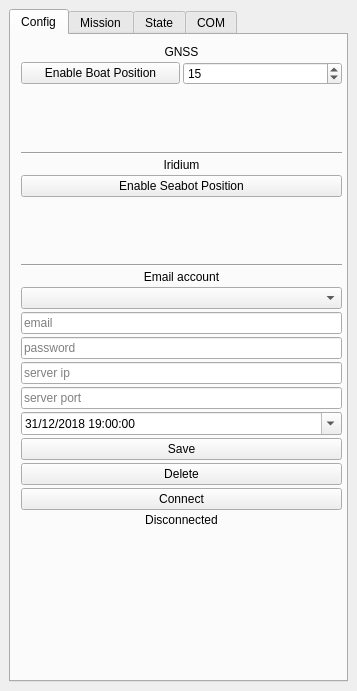
First picture: the form in tools/qgis/seabot/seabot_dockwidget_base.ui, repository ThomasLeMezo/seabot, before the edit.
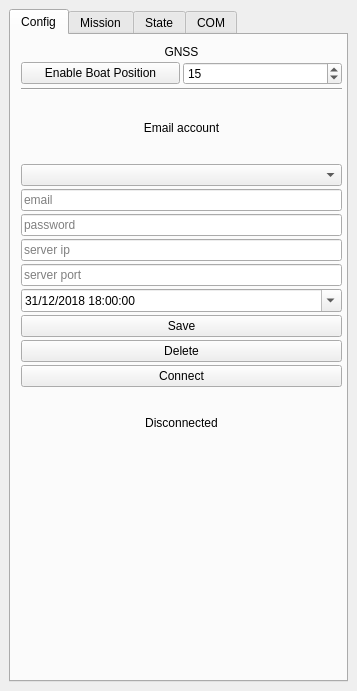
Second picture: the form after the edit. The open tabs and pages were chosen to show the change.

What changed in the file:
```diff
--- a/tools/qgis/seabot/seabot_dockwidget_base.ui
+++ b/tools/qgis/seabot/seabot_dockwidget_base.ui
@@ -99,10 +99,10 @@
           <x>10</x>
           <y>10</y>
           <width>321</width>
-          <height>482</height>
+          <height>411</height>
          </rect>
         </property>
-        <layout class="QVBoxLayout" name="verticalLayout_2" stretch="1,0,0,0,0,0,0,0,0,0,0,0,0,0,0,0,0,0,0">
+        <layout class="QVBoxLayout" name="verticalLayout_2" stretch="1,0,0,0,0,0,0,0,0,0,0,0,0,0">
          <property name="spacing">
           <number>3</number>
          </property>
@@ -191,19 +191,6 @@
            </item>
           </layout>
          </item>
-         <item>
-          <spacer name="verticalSpacer_2">
-           <property name="orientation">
-            <enum>Qt::Vertical</enum>
-           </property>
-           <property name="sizeHint" stdset="0">
-            <size>
-             <width>20</width>
-             <height>10</height>
-            </size>
-           </property>
-          </spacer>
-         </item>
          <item>
           <widget class="Line" name="line_2">
            <property name="orientation">
@@ -211,70 +198,6 @@
            </property>
           </widget>
          </item>
-         <item>
-          <widget class="QLabel" name="label_status_2">
-           <property name="sizePolicy">
-            <sizepolicy hsizetype="Minimum" vsizetype="Fixed">
-             <horstretch>0</horstretch>
-             <verstretch>0</verstretch>
-            </sizepolicy>
-           </property>
-           <property name="minimumSize">
-            <size>
-             <width>0</width>
-             <height>0</height>
-            </size>
-           </property>
-           <property name="maximumSize">
-            <size>
-             <width>16777215</width>
-             <height>16777215</height>
-            </size>
-           </property>
-           <property name="text">
-            <string>Iridium</string>
-           </property>
-           <property name="alignment">
-            <set>Qt::AlignCenter</set>
-           </property>
-          </widget>
-         </item>
-         <item>
-          <widget class="QPushButton" name="pushButton_seabot">
-           <property name="minimumSize">
-            <size>
-             <width>100</width>
-             <height>0</height>
-            </size>
-           </property>
-           <property name="text">
-            <string>Enable Seabot Position</string>
-           </property>
-           <property name="checkable">
-            <bool>true</bool>
-           </property>
-          </widget>
-         </item>
-         <item>
-          <spacer name="verticalSpacer">
-           <property name="orientation">
-            <enum>Qt::Vertical</enum>
-           </property>
-           <property name="sizeHint" stdset="0">
-            <size>
-             <width>20</width>
-             <height>10</height>
-            </size>
-           </property>
-          </spacer>
-         </item>
-         <item>
-          <widget class="Line" name="line">
-           <property name="orientation">
-            <enum>Qt::Horizontal</enum>
-           </property>
-          </widget>
-         </item>
          <item>
           <widget class="QLabel" name="label">
            <property name="text">
@@ -356,7 +279,7 @@
           <widget class="QDateTimeEdit" name="dateTimeEdit_last_sync">
            <property name="dateTime">
             <datetime>
-             <hour>19</hour>
+             <hour>18</hour>
              <minute>0</minute>
              <second>0</second>
              <year>2018</year>
@@ -366,7 +289,7 @@
            </property>
            <property name="minimumDateTime">
             <datetime>
-             <hour>17</hour>
+             <hour>16</hour>
              <minute>0</minute>
              <second>0</second>
              <year>2014</year>
```
Left out of the diff: 80 changed lines with no effect on the pictures.
